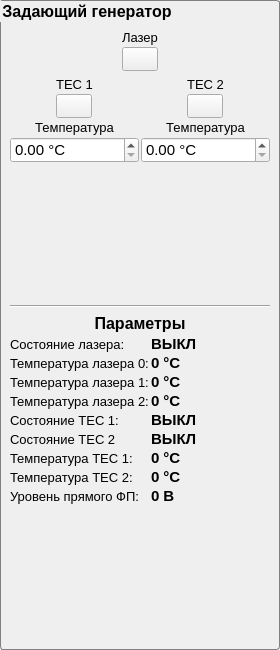
This is generator_panel.ui in bulkanul/EVO_YFL_1064_GUI_coherent2 as Qt 5 draws it before an edit. The edited form follows.
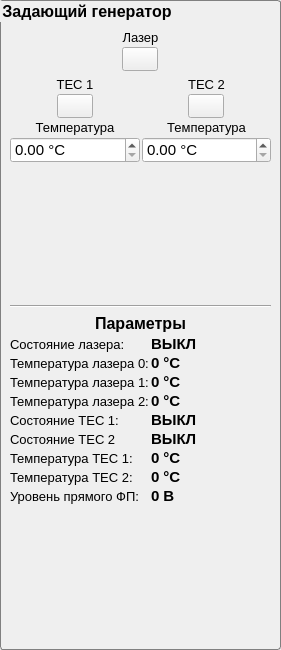
This is the edited form. Icons and pictures are not drawn.

Commit message: Inverted acok and water markers, fixed gui, added clean button

What changed in the file:
```diff
--- a/generator_panel.ui
+++ b/generator_panel.ui
@@ -12,13 +12,13 @@
   </property>
   <property name="minimumSize">
    <size>
-    <width>280</width>
+    <width>0</width>
     <height>0</height>
    </size>
   </property>
   <property name="maximumSize">
    <size>
-    <width>286</width>
+    <width>16777215</width>
     <height>16777215</height>
    </size>
   </property>
@@ -53,6 +53,7 @@
       <font>
        <family>Arial</family>
        <pointsize>12</pointsize>
+       <weight>75</weight>
        <bold>true</bold>
       </font>
      </property>
@@ -433,6 +434,7 @@
            <font>
             <family>Arial</family>
             <pointsize>12</pointsize>
+            <weight>75</weight>
             <bold>true</bold>
            </font>
           </property>
```
Left out of the diff: 9 changed lines with no effect on the pictures. The commit also changes 6 other files.
